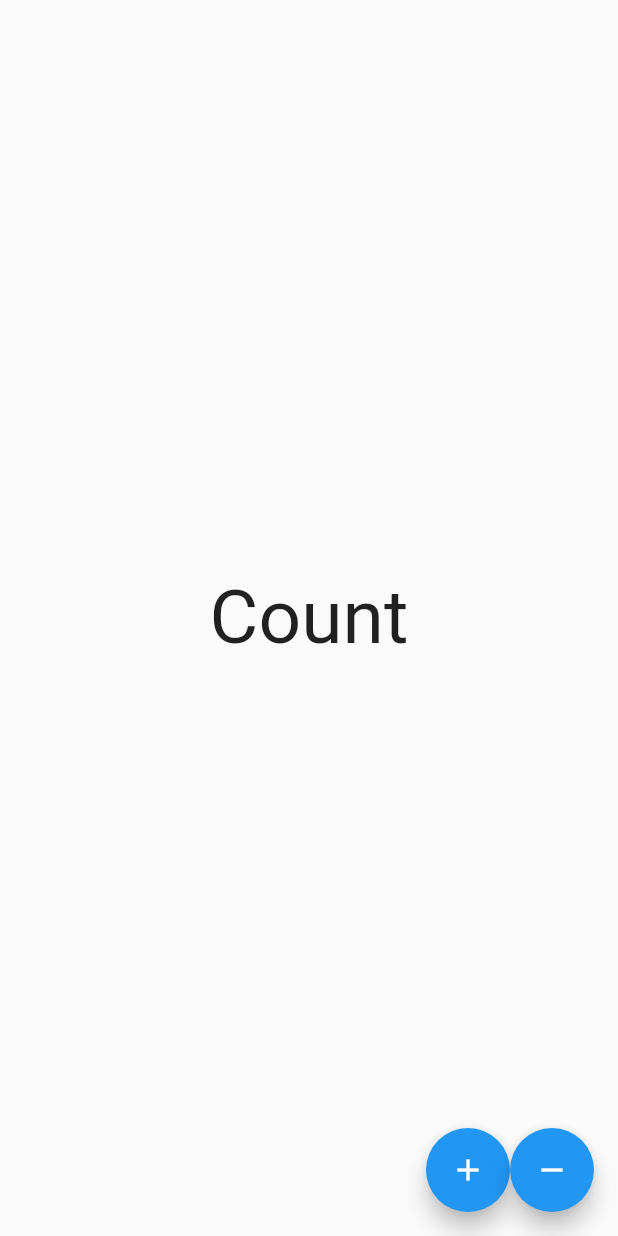
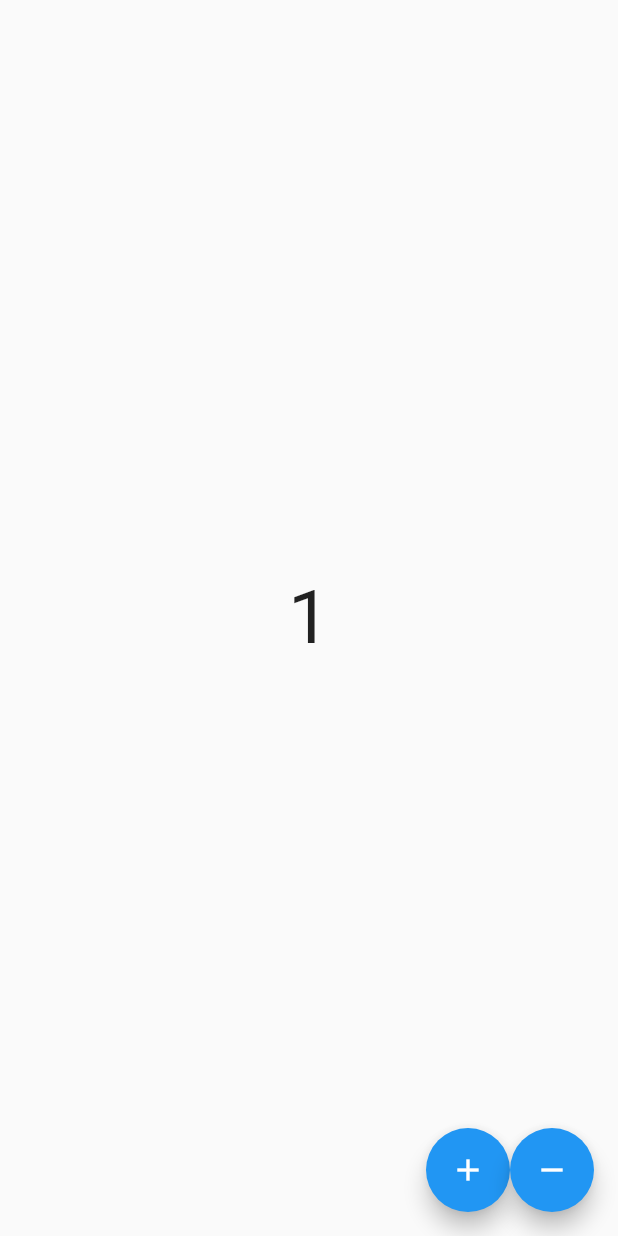
Before and after one commit to murugans11/flutter_new_series, a Flutter app: the screen it shows after launch, after a tap on the "add" icon, on a phone screen of 412 x 824 dp. Run offline on Flutter 3.47's test engine with Material 2 defaults, Android fonts, the phone set to English and light mode, and no system bars; our stand-ins replace bloc, equatable, flutter_bloc.

Commit message:
counter application using bloc done.

```diff
--- /dev/null
+++ b/lib/bloc/counter/counter_bloc.dart
@@ -0,0 +1,23 @@
+import 'dart:async';
+
+import 'package:bloc/bloc.dart';
+import 'package:flutter_new_series/bloc/counter/counter_event.dart';
+import 'package:flutter_new_series/bloc/counter/counter_state.dart';
+
+class CounterBloc extends Bloc<CounterEvent, CounterState> {
+  CounterBloc() : super(CounterState.initial()) {
+
+    on<IncrementCounterEvent>((event, emit) {
+      emit(state.copyWith(counter: state.counter + 1));
+    });
+
+    on<DecrementCounterEvent>(_decrementCounter);
+  }
+
+  void _decrementCounter(
+      DecrementCounterEvent event,
+      Emitter<CounterState> emit,
+      ) {
+    emit(state.copyWith(counter: state.counter - 1));
+  }
+}
--- /dev/null
+++ b/lib/bloc/counter/counter_event.dart
@@ -0,0 +1,10 @@
+import 'package:equatable/equatable.dart';
+
+abstract class CounterEvent extends Equatable {
+  @override
+  List<Object?> get props => [];
+}
+
+class IncrementCounterEvent extends CounterEvent{}
+
+class DecrementCounterEvent extends CounterEvent{}
--- /dev/null
+++ b/lib/bloc/counter/counter_state.dart
@@ -0,0 +1,26 @@
+import 'package:equatable/equatable.dart';
+
+class CounterState extends Equatable {
+
+  final int counter;
+
+  const CounterState({
+    required this.counter,
+  });
+
+  factory CounterState.initial() {
+    return const CounterState(counter: 0);
+  }
+
+  @override
+  List<Object?> get props => [counter];
+
+  @override
+  String toString() {
+    return 'CounterState{counter: $counter}';
+  }
+
+  CounterState copyWith({int? counter}) {
+    return CounterState(counter: counter ?? this.counter);
+  }
+}
--- a/lib/main.dart
+++ b/lib/main.dart
@@ -1,4 +1,11 @@
 import 'package:flutter/material.dart';
+import 'package:flutter_new_series/other_page.dart';
+
+import 'bloc/counter/counter_bloc.dart';
+import 'package:flutter_bloc/flutter_bloc.dart';
+
+import 'bloc/counter/counter_event.dart';
+import 'bloc/counter/counter_state.dart';
 
 void main() {
   runApp(App());
@@ -9,39 +16,64 @@ class App extends StatelessWidget {
 
   @override
   Widget build(BuildContext context) {
-    return MaterialApp(
-      title: 'Flutter New Series',
-      theme: ThemeData(
-        primarySwatch: Colors.blue,
+    return BlocProvider<CounterBloc>(
+      create: (context) => CounterBloc(),
+      child: MaterialApp(
+        title: 'Flutter New Series',
+        theme: ThemeData(
+          primarySwatch: Colors.blue,
+        ),
+        home: MyHomePage(),
       ),
-      home: MyHomePage(),
     );
   }
 }
 
 class MyHomePage extends StatelessWidget {
-
   MyHomePage({Key? key}) : super(key: key);
 
   @override
   Widget build(BuildContext context) {
     return Scaffold(
-      body: const Center(
-        child: Text(
-          'Count',
-          style: TextStyle(fontSize: 50.0),
+      body: Center(
+        child: BlocConsumer<CounterBloc, CounterState>(
+          listener: (context, state) {
+            if (state.counter == 3) {
+              showDialog(
+                  context: context,
+                  builder: (_) {
+                    return AlertDialog(
+                      content: Text(state.counter.toString()),
+                    );
+                  });
+            } else if (state.counter == -1) {
+              Navigator.push(context, MaterialPageRoute(builder: (_) {
+                return OtherPage();
+              }));
+            }
+          },
+          builder: (context, state) {
+            return Text(
+              '${state.counter}',
+              style: TextStyle(fontSize: 50.0),
+            );
+          },
         ),
       ),
       floatingActionButton: Row(
         mainAxisAlignment: MainAxisAlignment.end,
         children: [
           FloatingActionButton(
-            onPressed: () => {},
+            onPressed: () {
+              context.read<CounterBloc>().add(IncrementCounterEvent());
+            },
             tooltip: 'Increment',
             child: const Icon(Icons.add),
           ),
           FloatingActionButton(
-            onPressed: () => {},
+            onPressed: () {
+              context.read<CounterBloc>().add(DecrementCounterEvent());
+            },
             tooltip: 'Decrement',
             child: const Icon(Icons.remove),
           )
```
Also changed, not shown: lib/other_page.dart (+10 -5 lines).
